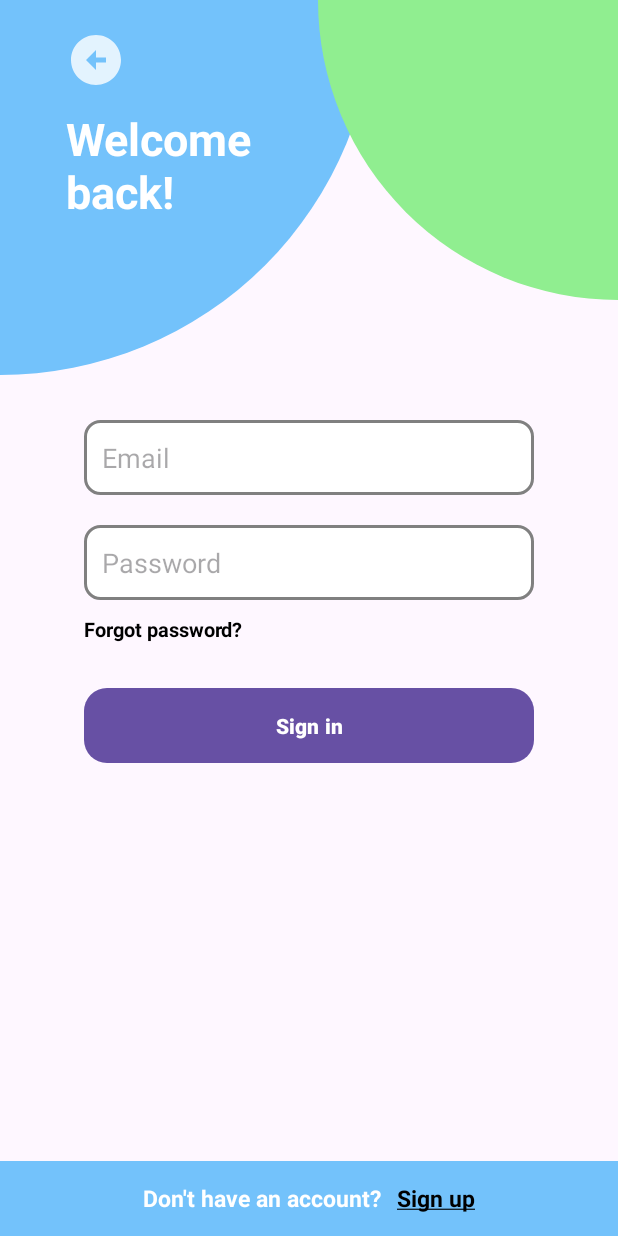
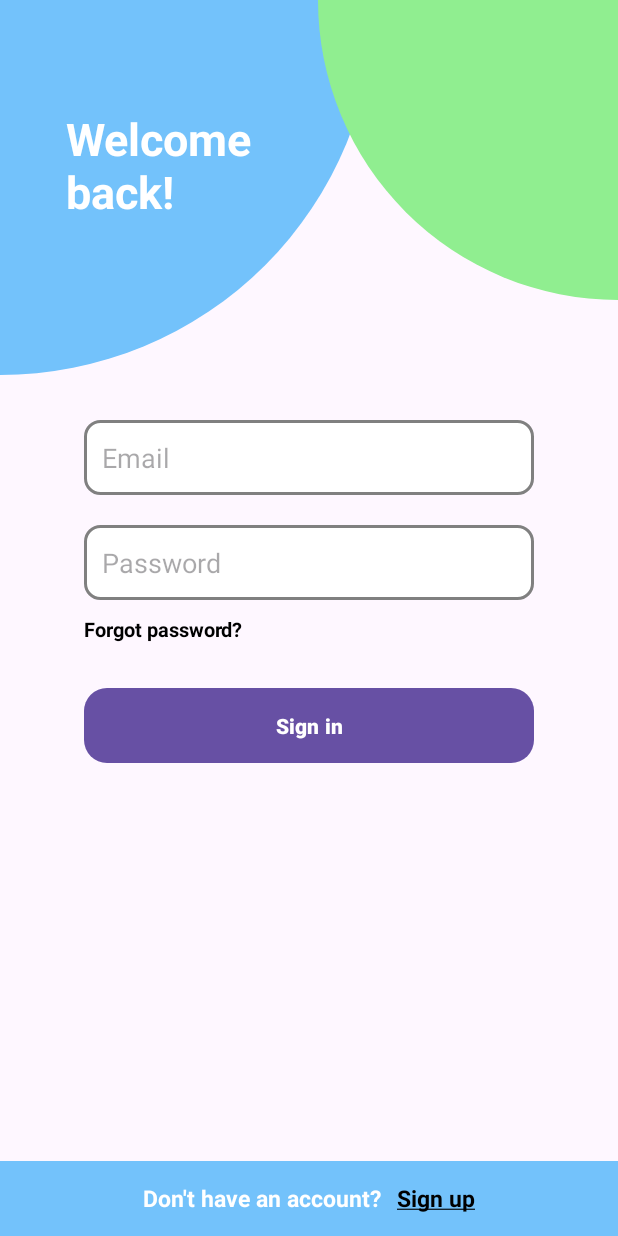
Before and after one commit to PhucTranS3924715/COSC2657-Assignment3, an Android app: the LoginForCustomerActivity screen opened directly, with no data from a screen before it, on a phone screen of 412 x 824 dp. Run offline under Robolectric (Android 15) with nearby library versions, the phone set to English and light mode, and no system bars; our stand-ins replace Firebase (no records; nobody signed in at launch, a user with empty details on screens opened directly).

Commit message:
Remove back button in login screen for customers

```diff
--- a/app/src/main/java/com/example/assignment3/LoginForCustomerActivity.java
+++ b/app/src/main/java/com/example/assignment3/LoginForCustomerActivity.java
@@ -24,7 +24,6 @@ public class LoginForCustomerActivity extends AppCompatActivity {
         super.onCreate(savedInstanceState);
         setContentView(R.layout.activity_login_for_customer);
 
-        ImageView backButton = findViewById(R.id.backButton);
         EditText emailEditText = findViewById(R.id.emailEditText);
         EditText passwordEditText = findViewById(R.id.passwordEditText);
         Button signInButton = findViewById(R.id.signInButton);
@@ -33,9 +32,6 @@ public class LoginForCustomerActivity extends AppCompatActivity {
         // Create activity launcher
         ActivityResultLauncher<Intent> launcher = registerForActivityResult(
                 new ActivityResultContracts.StartActivityForResult(), result -> {});
-
-        // Implement back button
-        backButton.setOnClickListener(v -> finish());
 
         // Create underline for sign up text
         SpannableString content = new SpannableString(signUpText.getText().toString());
@@ -48,8 +44,7 @@ public class LoginForCustomerActivity extends AppCompatActivity {
             launcher.launch(intent);
         });
 
-        // Set up Firestore database and Authentication
-        FirebaseFirestore database = FirebaseFirestore.getInstance();
+        // Set up Firebase Authentication
         FirebaseAuth auth = FirebaseAuth.getInstance();
 
         // Implement sign in button
--- a/app/src/main/res/layout/activity_login_for_customer.xml
+++ b/app/src/main/res/layout/activity_login_for_customer.xml
@@ -21,16 +21,6 @@
         android:contentDescription="@null"
         app:layout_constraintEnd_toEndOf="parent"
         app:layout_constraintTop_toTopOf="parent" />
-
-    <ImageView
-        android:id="@+id/backButton"
-        android:layout_width="40dp"
-        android:layout_height="40dp"
-        android:layout_marginStart="44dp"
-        android:layout_marginTop="20dp"
-        app:layout_constraintStart_toStartOf="parent"
-        app:layout_constraintTop_toTopOf="parent"
-        app:srcCompat="@drawable/back_icon" />
 
     <TextView
         android:layout_width="wrap_content"
```
